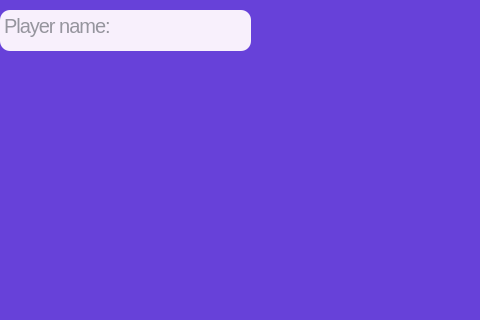
Before: the Qt Designer form predraw2window.ui in arturgesiarz/Magic_Dice, drawn with Qt 5; both pictures show x 0 to 480 and y 0 to 320 of the 800 by 600 pixel window.
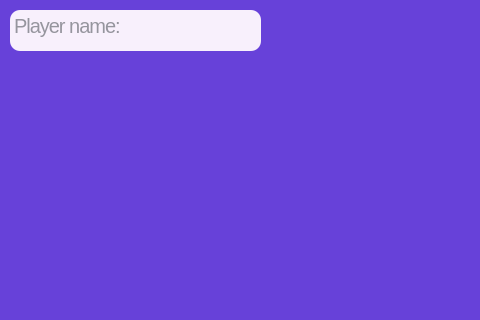
After: the same form once the commit is applied. Icons and pictures are not drawn.

```diff
--- a/predraw2window.ui
+++ b/predraw2window.ui
@@ -36,7 +36,7 @@
    <widget class="QTextEdit" name="playerName">
     <property name="geometry">
      <rect>
-      <x>0</x>
+      <x>10</x>
       <y>10</y>
       <width>251</width>
       <height>41</height>
```
Left out of the diff: 11 changed lines with no effect on the pictures.
